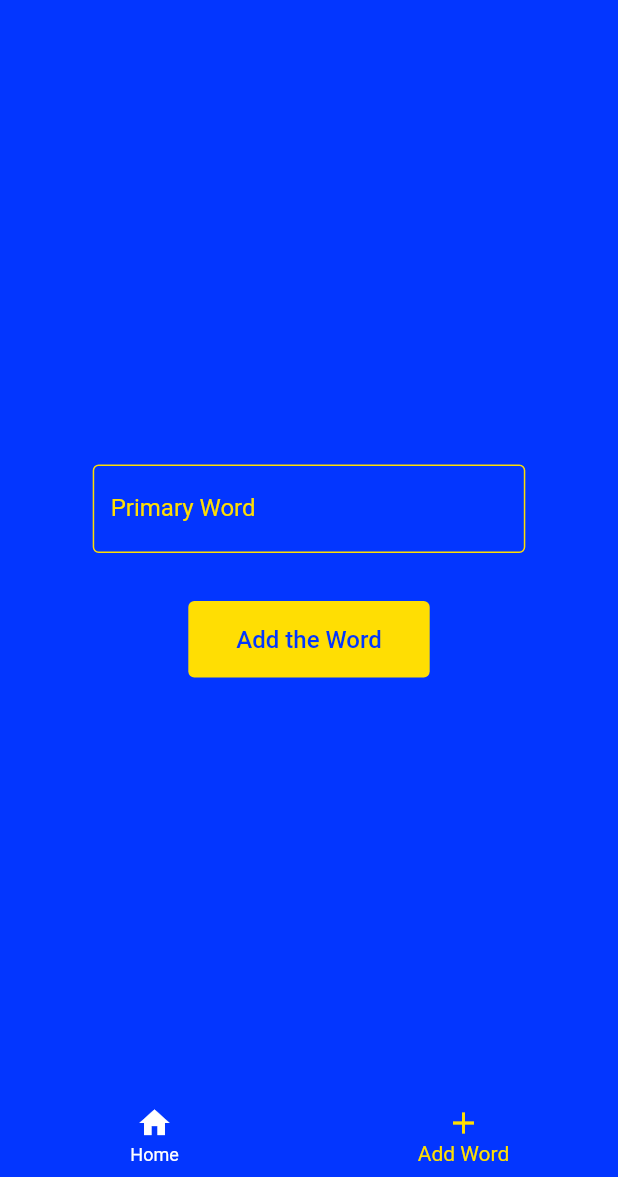
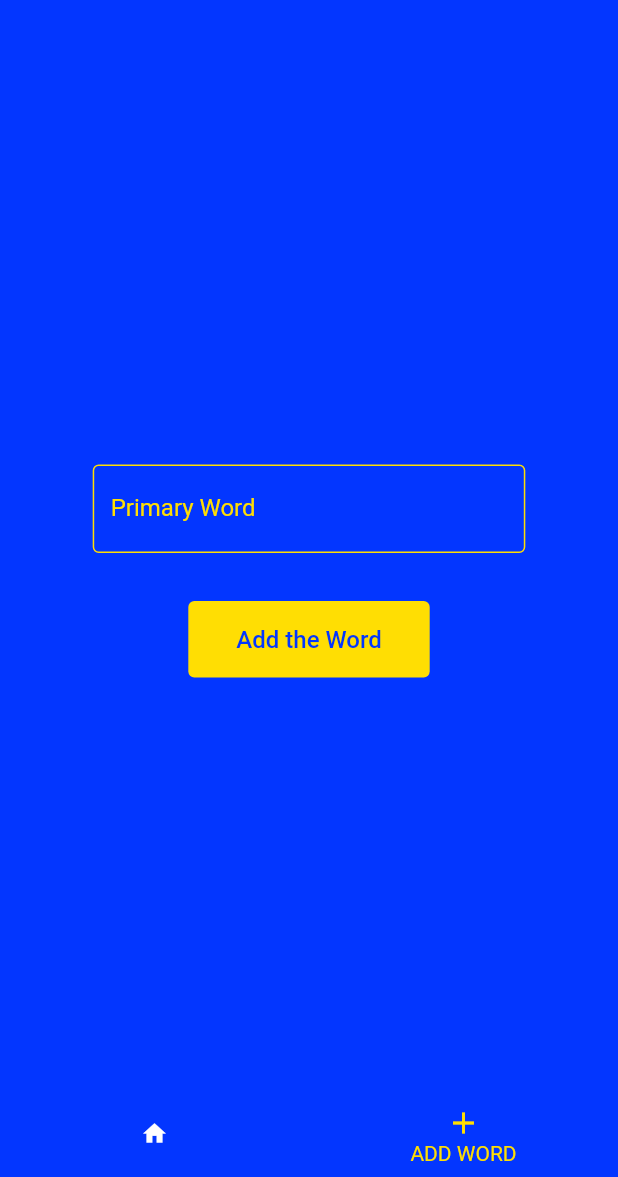
Before and after one commit to AhmetOcak/ForeingWordApp, a Flutter app: the screen it shows after launch, item 2 of the bottom bar chosen, on a phone screen of 412 x 824 dp, the part 59-1236 px from its top. Run offline on Flutter 3.47's test engine with Material 2 defaults, Android fonts, the phone set to English and light mode, and no system bars.

Commit message:
constants added

```diff
--- a/lib/core/constants/constants.dart
+++ b/lib/core/constants/constants.dart
@@ -9,8 +9,8 @@ const String APP_NAME = "ForeingWord";
 const Color PRIMARY_COLOR = Color(0xFF0336FF);
 const Color SECONDARY_COLOR = Color(0xFFFFDE03);
 const Color WHITE = Color(0xFFFFFFFF);
-const String HOME = "Home";
-const String ADD_WORD = "Add Word";
+const String HOME = "HOME";
+const String ADD_WORD = "ADD WORD";
 const String BUTTON_TEXT = "Add the Word";
 const String TEXTFIELD_P_TEXT = "Primary Word";
 const String TEXTFIELD_S_TEXT = "Secondary Word";
@@ -26,6 +26,8 @@ const double TEXTFIELD_TB_PADDING = 16.0;
 const double BUTTON_TOP_PADDING = 16.0;
 const double BUTTON_TEXT_PADDING = 16.0;
 const double BUTTON_TEXT_SIZE = 16.0;
+const double SELECTED_ICON_SIZE = 24.0;
+const double UNSELECTED_ICON_SIZE = 18.0;
 
 const PAGES = [
   HomeView(),
--- a/lib/feature/main_page.dart
+++ b/lib/feature/main_page.dart
@@ -20,6 +20,13 @@ class _MainPageState extends State<MainPage> {
         selectedItemColor: SECONDARY_COLOR,
         unselectedItemColor: WHITE,
         elevation: ELEVATION,
+        showUnselectedLabels: false,
+        selectedIconTheme: const IconThemeData(
+          size: SELECTED_ICON_SIZE,
+        ),
+        unselectedIconTheme: const IconThemeData(
+          size: UNSELECTED_ICON_SIZE,
+        ),
         currentIndex: _selectedIndex,
         items: const [
           BottomNavigationBarItem(
```
